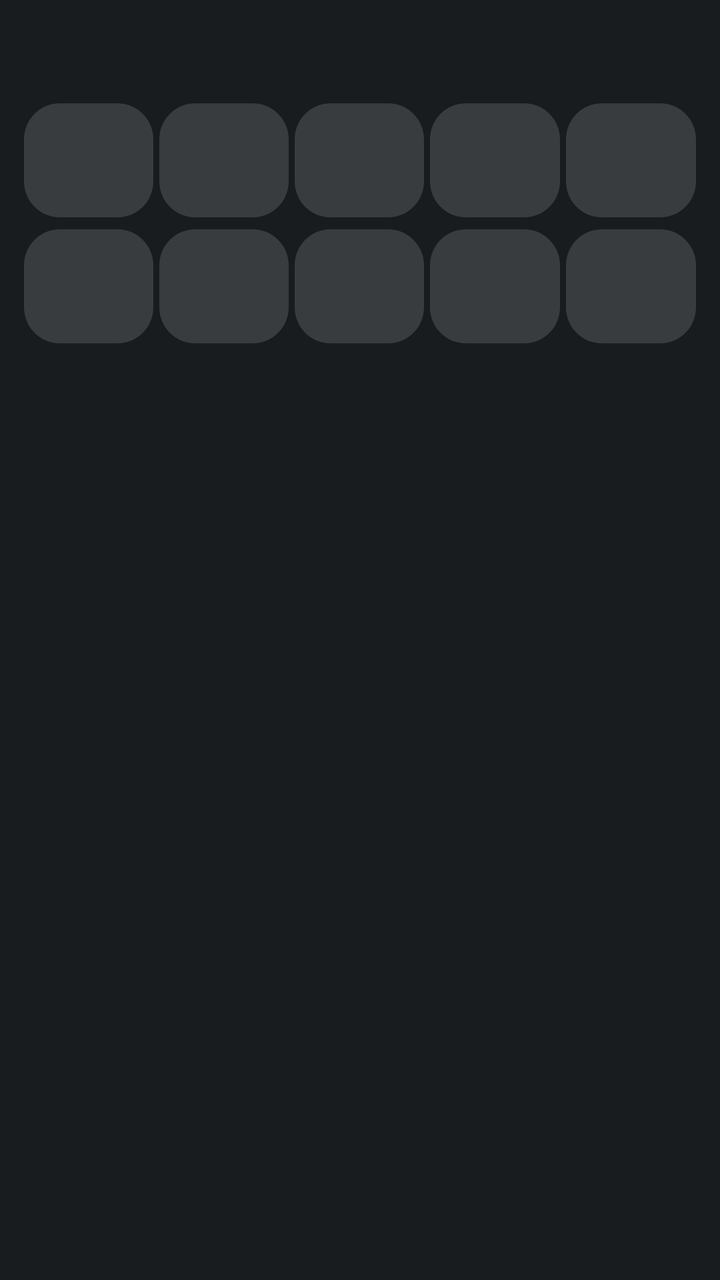
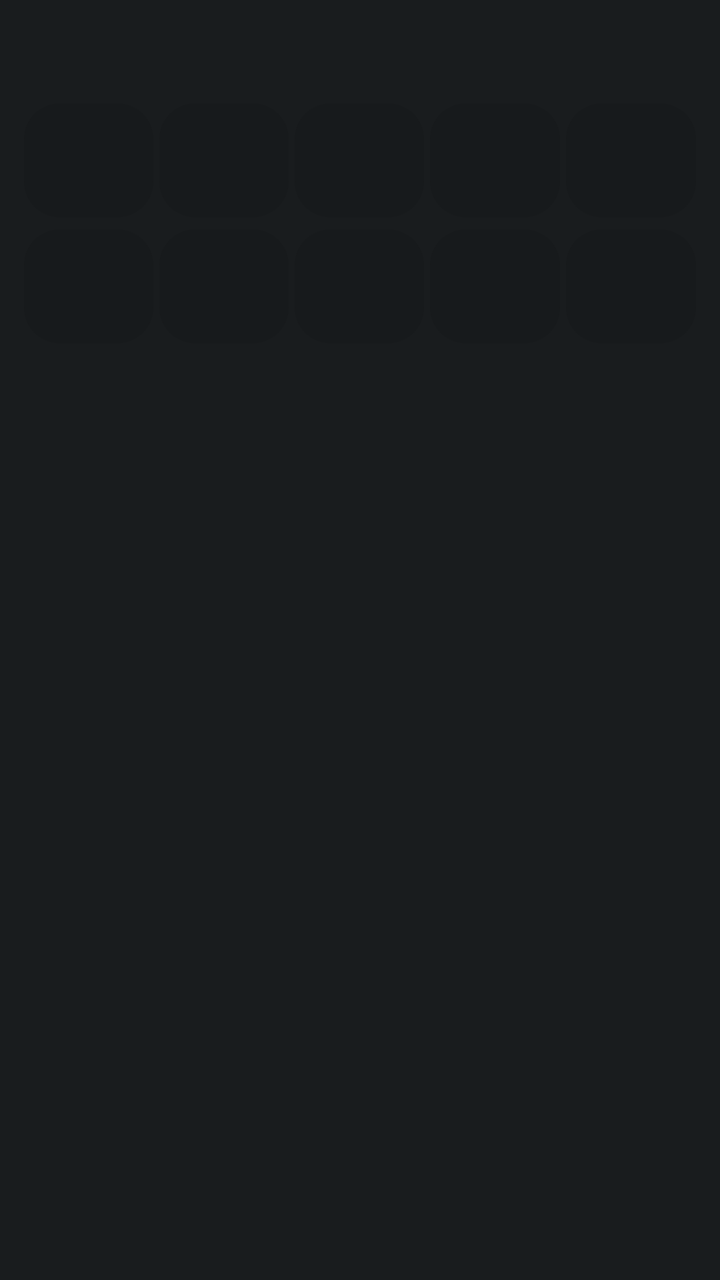

Before-and-after screenshots of an Android layout around one commit, followed by the original layout XML and the change that was made.
<!-- AndroidManifest.xml: application theme Theme.MoodDiary -->
<!-- res/layout/notification_mood_chooser.xml -->
<?xml version="1.0" encoding="utf-8"?>
<LinearLayout xmlns:android="http://schemas.android.com/apk/res/android"
    android:layout_width="match_parent"
    android:layout_height="wrap_content"
    android:orientation="vertical"
    android:paddingStart="12dp"
    android:paddingEnd="12dp"
    android:paddingTop="8dp"
    android:paddingBottom="8dp">

    <TextView
        android:id="@+id/notification_title"
        android:layout_width="wrap_content"
        android:layout_height="wrap_content"
        android:textColor="#FFFFFF"
        android:textSize="14sp"
        android:textStyle="bold" />

    <TextView
        android:id="@+id/notification_subtitle"
        android:layout_width="wrap_content"
        android:layout_height="wrap_content"
        android:layout_marginTop="2dp"
        android:layout_marginBottom="8dp"
        android:textColor="#A8FFFFFF"
        android:textSize="11sp" />

    <LinearLayout
        android:layout_width="match_parent"
        android:layout_height="wrap_content"
        android:orientation="horizontal">
        <LinearLayout
            android:id="@+id/btn_slot_0"
            android:layout_width="0dp"
            android:layout_height="wrap_content"
            android:layout_weight="1"
            android:gravity="center"
            android:orientation="vertical"
            android:paddingTop="6dp"
            android:paddingBottom="6dp"
            android:background="@drawable/notification_mood_bg">

            <TextView
                android:id="@+id/emoji_slot_0"
                android:layout_width="wrap_content"
                android:layout_height="wrap_content"
                android:textSize="22sp" />

            <TextView
                android:id="@+id/label_slot_0"
                android:layout_width="wrap_content"
                android:layout_height="wrap_content"
                android:layout_marginTop="2dp"
                android:textColor="#CCFFFFFF"
                android:textSize="10sp" />
        </LinearLayout>
        <LinearLayout
            android:id="@+id/btn_slot_1"
            android:layout_width="0dp"
            android:layout_height="wrap_content"
            android:layout_weight="1"
            android:layout_marginStart="3dp"
            android:gravity="center"
            android:orientation="vertical"
            android:paddingTop="6dp"
            android:paddingBottom="6dp"
            android:background="@drawable/notification_mood_bg">

            <TextView
                android:id="@+id/emoji_slot_1"
                android:layout_width="wrap_content"
                android:layout_height="wrap_content"
                android:textSize="22sp" />

            <TextView
                android:id="@+id/label_slot_1"
                android:layout_width="wrap_content"
                android:layout_height="wrap_content"
                android:layout_marginTop="2dp"
                android:textColor="#CCFFFFFF"
                android:textSize="10sp" />
        </LinearLayout>
        <LinearLayout
            android:id="@+id/btn_slot_2"
            android:layout_width="0dp"
            android:layout_height="wrap_content"
            android:layout_weight="1"
            android:layout_marginStart="3dp"
            android:gravity="center"
            android:orientation="vertical"
            android:paddingTop="6dp"
            android:paddingBottom="6dp"
            android:background="@drawable/notification_mood_bg">

            <TextView
                android:id="@+id/emoji_slot_2"
                android:layout_width="wrap_content"
                android:layout_height="wrap_content"
                android:textSize="22sp" />

            <TextView
                android:id="@+id/label_slot_2"
                android:layout_width="wrap_content"
                android:layout_height="wrap_content"
                android:layout_marginTop="2dp"
                android:textColor="#CCFFFFFF"
                android:textSize="10sp" />
        </LinearLayout>
        <LinearLayout
            android:id="@+id/btn_slot_3"
            android:layout_width="0dp"
            android:layout_height="wrap_content"
            android:layout_weight="1"
            android:layout_marginStart="3dp"
            android:gravity="center"
            android:orientation="vertical"
            android:paddingTop="6dp"
            android:paddingBottom="6dp"
            android:background="@drawable/notification_mood_bg">

            <TextView
                android:id="@+id/emoji_slot_3"
                android:layout_width="wrap_content"
                android:layout_height="wrap_content"
                android:textSize="22sp" />

            <TextView
                android:id="@+id/label_slot_3"
                android:layout_width="wrap_content"
                android:layout_height="wrap_content"
                android:layout_marginTop="2dp"
                android:textColor="#CCFFFFFF"
                android:textSize="10sp" />
        </LinearLayout>
        <LinearLayout
            android:id="@+id/btn_slot_4"
            android:layout_width="0dp"
            android:layout_height="wrap_content"
            android:layout_weight="1"
            android:layout_marginStart="3dp"
            android:gravity="center"
            android:orientation="vertical"
            android:paddingTop="6dp"
            android:paddingBottom="6dp"
            android:background="@drawable/notification_mood_bg">

            <TextView
                android:id="@+id/emoji_slot_4"
                android:layout_width="wrap_content"
                android:layout_height="wrap_content"
                android:textSize="22sp" />

            <TextView
                android:id="@+id/label_slot_4"
                android:layout_width="wrap_content"
                android:layout_height="wrap_content"
                android:layout_marginTop="2dp"
                android:textColor="#CCFFFFFF"
                android:textSize="10sp" />
        </LinearLayout>
    </LinearLayout>

    <LinearLayout
        android:id="@+id/slot_row_2"
        android:layout_width="match_parent"
        android:layout_height="wrap_content"
        android:layout_marginTop="6dp"
        android:orientation="horizontal">
        <LinearLayout
            android:id="@+id/btn_slot_5"
            android:layout_width="0dp"
            android:layout_height="wrap_content"
            android:layout_weight="1"
            android:gravity="center"
            android:orientation="vertical"
            android:paddingTop="6dp"
            android:paddingBottom="6dp"
            android:background="@drawable/notification_mood_bg">

            <TextView
                android:id="@+id/emoji_slot_5"
                android:layout_width="wrap_content"
                android:layout_height="wrap_content"
                android:textSize="22sp" />

            <TextView
                android:id="@+id/label_slot_5"
                android:layout_width="wrap_content"
                android:layout_height="wrap_content"
                android:layout_marginTop="2dp"
                android:textColor="#CCFFFFFF"
                android:textSize="10sp" />
        </LinearLayout>
        <LinearLayout
            android:id="@+id/btn_slot_6"
            android:layout_width="0dp"
            android:layout_height="wrap_content"
            android:layout_weight="1"
            android:layout_marginStart="3dp"
            android:gravity="center"
            android:orientation="vertical"
            android:paddingTop="6dp"
            android:paddingBottom="6dp"
            android:background="@drawable/notification_mood_bg">

            <TextView
                android:id="@+id/emoji_slot_6"
                android:layout_width="wrap_content"
                android:layout_height="wrap_content"
                android:textSize="22sp" />

            <TextView
                android:id="@+id/label_slot_6"
                android:layout_width="wrap_content"
                android:layout_height="wrap_content"
                android:layout_marginTop="2dp"
                android:textColor="#CCFFFFFF"
                android:textSize="10sp" />
        </LinearLayout>
        <LinearLayout
            android:id="@+id/btn_slot_7"
            android:layout_width="0dp"
            android:layout_height="wrap_content"
            android:layout_weight="1"
            android:layout_marginStart="3dp"
            android:gravity="center"
            android:orientation="vertical"
            android:paddingTop="6dp"
            android:paddingBottom="6dp"
            android:background="@drawable/notification_mood_bg">

            <TextView
                android:id="@+id/emoji_slot_7"
                android:layout_width="wrap_content"
                android:layout_height="wrap_content"
                android:textSize="22sp" />

            <TextView
                android:id="@+id/label_slot_7"
                android:layout_width="wrap_content"
                android:layout_height="wrap_content"
                android:layout_marginTop="2dp"
                android:textColor="#CCFFFFFF"
                android:textSize="10sp" />
        </LinearLayout>
        <LinearLayout
            android:id="@+id/btn_slot_8"
            android:layout_width="0dp"
            android:layout_height="wrap_content"
            android:layout_weight="1"
            android:layout_marginStart="3dp"
            android:gravity="center"
            android:orientation="vertical"
            android:paddingTop="6dp"
            android:paddingBottom="6dp"
            android:background="@drawable/notification_mood_bg">

            <TextView
                android:id="@+id/emoji_slot_8"
                android:layout_width="wrap_content"
                android:layout_height="wrap_content"
                android:textSize="22sp" />

            <TextView
                android:id="@+id/label_slot_8"
                android:layout_width="wrap_content"
                android:layout_height="wrap_content"
                android:layout_marginTop="2dp"
                android:textColor="#CCFFFFFF"
                android:textSize="10sp" />
        </LinearLayout>
        <LinearLayout
            android:id="@+id/btn_slot_9"
            android:layout_width="0dp"
            android:layout_height="wrap_content"
            android:layout_weight="1"
            android:layout_marginStart="3dp"
            android:gravity="center"
            android:orientation="vertical"
            android:paddingTop="6dp"
            android:paddingBottom="6dp"
            android:background="@drawable/notification_mood_bg">

            <TextView
                android:id="@+id/emoji_slot_9"
                android:layout_width="wrap_content"
                android:layout_height="wrap_content"
                android:textSize="22sp" />

            <TextView
                android:id="@+id/label_slot_9"
                android:layout_width="wrap_content"
                android:layout_height="wrap_content"
                android:layout_marginTop="2dp"
                android:textColor="#CCFFFFFF"
                android:textSize="10sp" />
        </LinearLayout>
    </LinearLayout>
</LinearLayout>
<!-- resources referenced by this layout -->
<resources>
  <!-- drawable notification_mood_bg (drawable) -->
  <?xml version="1.0" encoding="utf-8"?>
  <shape xmlns:android="http://schemas.android.com/apk/res/android"
      android:shape="rectangle">
      <solid android:color="#24FFFFFF" />
      <corners android:radius="18dp" />
  </shape>
  <style name="Theme.MoodDiary" parent="android:style/Theme.DeviceDefault.NoActionBar" />
</resources>

<!-- the commit's change to res/layout/notification_mood_chooser.xml (unified diff, before → after) -->
@@ -12,7 +12,7 @@
         android:id="@+id/notification_title"
         android:layout_width="wrap_content"
         android:layout_height="wrap_content"
-        android:textColor="#FFFFFF"
+        android:textColor="@color/notif_title"
         android:textSize="14sp"
         android:textStyle="bold" />
 
@@ -22,7 +22,7 @@
         android:layout_height="wrap_content"
         android:layout_marginTop="2dp"
         android:layout_marginBottom="8dp"
-        android:textColor="#A8FFFFFF"
+        android:textColor="@color/notif_subtitle"
         android:textSize="11sp" />
 
     <LinearLayout
@@ -51,8 +51,10 @@
                 android:layout_width="wrap_content"
                 android:layout_height="wrap_content"
                 android:layout_marginTop="2dp"
-                android:textColor="#CCFFFFFF"
-                android:textSize="10sp" />
+                android:textColor="@color/notif_label"
+                android:textSize="10sp"
+                android:singleLine="true"
+                android:ellipsize="end" />
         </LinearLayout>
         <LinearLayout
             android:id="@+id/btn_slot_1"
@@ -77,8 +79,10 @@
                 android:layout_width="wrap_content"
                 android:layout_height="wrap_content"
                 android:layout_marginTop="2dp"
-                android:textColor="#CCFFFFFF"
-                android:textSize="10sp" />
+                android:textColor="@color/notif_label"
+                android:textSize="10sp"
+                android:singleLine="true"
+                android:ellipsize="end" />
         </LinearLayout>
         <LinearLayout
             android:id="@+id/btn_slot_2"
@@ -103,8 +107,10 @@
                 android:layout_width="wrap_content"
                 android:layout_height="wrap_content"
                 android:layout_marginTop="2dp"
-                android:textColor="#CCFFFFFF"
-                android:textSize="10sp" />
+                android:textColor="@color/notif_label"
+                android:textSize="10sp"
+                android:singleLine="true"
+                android:ellipsize="end" />
         </LinearLayout>
         <LinearLayout
             android:id="@+id/btn_slot_3"
@@ -129,8 +135,10 @@
                 android:layout_width="wrap_content"
                 android:layout_height="wrap_content"
                 android:layout_marginTop="2dp"
-                android:textColor="#CCFFFFFF"
-                android:textSize="10sp" />
+                android:textColor="@color/notif_label"
+                android:textSize="10sp"
+                android:singleLine="true"
+                android:ellipsize="end" />
         </LinearLayout>
         <LinearLayout
             android:id="@+id/btn_slot_4"
@@ -155,8 +163,10 @@
                 android:layout_width="wrap_content"
                 android:layout_height="wrap_content"
                 android:layout_marginTop="2dp"
-                android:textColor="#CCFFFFFF"
-                android:textSize="10sp" />
+                android:textColor="@color/notif_label"
+                android:textSize="10sp"
+                android:singleLine="true"
+                android:ellipsize="end" />
         </LinearLayout>
     </LinearLayout>
 
@@ -188,8 +198,10 @@
                 android:layout_width="wrap_content"
                 android:layout_height="wrap_content"
                 android:layout_marginTop="2dp"
-                android:textColor="#CCFFFFFF"
-                android:textSize="10sp" />
+                android:textColor="@color/notif_label"
+                android:textSize="10sp"
+                android:singleLine="true"
+                android:ellipsize="end" />
         </LinearLayout>
         <LinearLayout
             android:id="@+id/btn_slot_6"
@@ -214,8 +226,10 @@
                 android:layout_width="wrap_content"
                 android:layout_height="wrap_content"
                 android:layout_marginTop="2dp"
-                android:textColor="#CCFFFFFF"
-                android:textSize="10sp" />
+                android:textColor="@color/notif_label"
+                android:textSize="10sp"
+                android:singleLine="true"
+                android:ellipsize="end" />
         </LinearLayout>
         <LinearLayout
             android:id="@+id/btn_slot_7"
@@ -240,8 +254,10 @@
                 android:layout_width="wrap_content"
                 android:layout_height="wrap_content"
                 android:layout_marginTop="2dp"
-                android:textColor="#CCFFFFFF"
-                android:textSize="10sp" />
+                android:textColor="@color/notif_label"
+                android:textSize="10sp"
+                android:singleLine="true"
+                android:ellipsize="end" />
         </LinearLayout>
         <LinearLayout
             android:id="@+id/btn_slot_8"
@@ -266,8 +282,10 @@
                 android:layout_width="wrap_content"
                 android:layout_height="wrap_content"
                 android:layout_marginTop="2dp"
-                android:textColor="#CCFFFFFF"
-                android:textSize="10sp" />
+                android:textColor="@color/notif_label"
+                android:textSize="10sp"
+                android:singleLine="true"
+                android:ellipsize="end" />
         </LinearLayout>
         <LinearLayout
             android:id="@+id/btn_slot_9"
@@ -292,8 +310,10 @@
                 android:layout_width="wrap_content"
                 android:layout_height="wrap_content"
                 android:layout_marginTop="2dp"
-                android:textColor="#CCFFFFFF"
-                android:textSize="10sp" />
+                android:textColor="@color/notif_label"
+                android:textSize="10sp"
+                android:singleLine="true"
+                android:ellipsize="end" />
         </LinearLayout>
     </LinearLayout>
 </LinearLayout>
<!-- resource entries referenced after the edit -->
@@ -1,12 +1,16 @@
 <!-- resources referenced by this layout -->
 <resources>
+  <color name="notif_label">#CC1B1B1F</color>
+  <color name="notif_subtitle">#B31B1B1F</color>
+  <color name="notif_title">#FF1B1B1F</color>
   <!-- drawable notification_mood_bg (drawable) -->
   <?xml version="1.0" encoding="utf-8"?>
   <shape xmlns:android="http://schemas.android.com/apk/res/android"
       android:shape="rectangle">
-      <solid android:color="#24FFFFFF" />
+      <solid android:color="@color/notif_btn_bg" />
       <corners android:radius="18dp" />
   </shape>
   <style name="Theme.MoodDiary" parent="android:style/Theme.DeviceDefault.NoActionBar" />
+  <color name="notif_btn_bg">#14000000</color>
 </resources>
 
